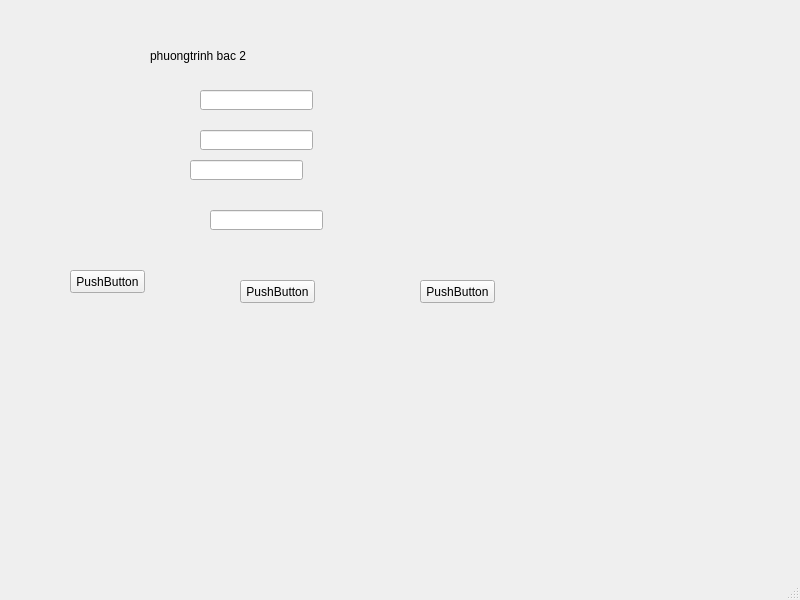
Before: the Qt Designer form ui/ptb2.ui in BuiDoKhanhTrinh/BTPTB2, drawn with Qt 5.
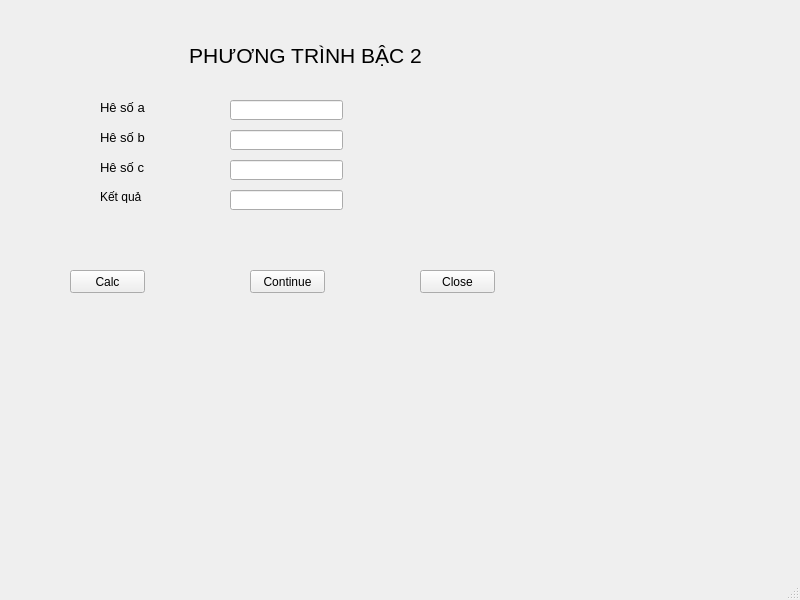
After: the same form once the commit is applied.

The edit to the form file:
```diff
--- a/ui/ptb2.ui
+++ b/ui/ptb2.ui
@@ -24,14 +24,14 @@
      </rect>
     </property>
     <property name="text">
-     <string>phuongtrinh bac 2</string>
+     <string>&lt;html&gt;&lt;head/&gt;&lt;body&gt;&lt;p align=&quot;center&quot;&gt;&lt;span style=&quot; font-size:16pt;&quot;&gt;PHƯƠNG TRÌNH BẬC 2&lt;/span&gt;&lt;/p&gt;&lt;/body&gt;&lt;/html&gt;</string>
     </property>
    </widget>
    <widget class="QLineEdit" name="lineEdit">
     <property name="geometry">
      <rect>
-      <x>200</x>
-      <y>90</y>
+      <x>230</x>
+      <y>100</y>
       <width>113</width>
       <height>20</height>
      </rect>
@@ -40,7 +40,7 @@
    <widget class="QLineEdit" name="lineEdit_2">
     <property name="geometry">
      <rect>
-      <x>200</x>
+      <x>230</x>
       <y>130</y>
       <width>113</width>
       <height>20</height>
@@ -50,7 +50,7 @@
    <widget class="QLineEdit" name="lineEdit_3">
     <property name="geometry">
      <rect>
-      <x>190</x>
+      <x>230</x>
       <y>160</y>
       <width>113</width>
       <height>20</height>
@@ -60,8 +60,8 @@
    <widget class="QLineEdit" name="lineEdit_4">
     <property name="geometry">
      <rect>
-      <x>210</x>
-      <y>210</y>
+      <x>230</x>
+      <y>190</y>
       <width>113</width>
       <height>20</height>
      </rect>
@@ -77,33 +77,85 @@
      </rect>
     </property>
     <property name="text">
-     <string>PushButton</string>
+     <string>Calc</string>
     </property>
    </widget>
    <widget class="QPushButton" name="pushButton_2">
     <property name="geometry">
      <rect>
-      <x>240</x>
-      <y>280</y>
+      <x>250</x>
+      <y>270</y>
       <width>75</width>
       <height>23</height>
      </rect>
     </property>
     <property name="text">
-     <string>PushButton</string>
+     <string>Continue</string>
     </property>
    </widget>
    <widget class="QPushButton" name="pushButton_3">
     <property name="geometry">
      <rect>
       <x>420</x>
-      <y>280</y>
+      <y>270</y>
       <width>75</width>
       <height>23</height>
      </rect>
     </property>
     <property name="text">
-     <string>PushButton</string>
+     <string>Close</string>
+    </property>
+   </widget>
+   <widget class="QLabel" name="label_2">
+    <property name="geometry">
+     <rect>
+      <x>100</x>
+      <y>100</y>
+      <width>47</width>
+      <height>13</height>
+     </rect>
+    </property>
+    <property name="text">
+     <string>&lt;html&gt;&lt;head/&gt;&lt;body&gt;&lt;p&gt;&lt;span style=&quot; font-size:10pt;&quot;&gt;Hệ số a&lt;/span&gt;&lt;/p&gt;&lt;/body&gt;&lt;/html&gt;</string>
+    </property>
+   </widget>
+   <widget class="QLabel" name="label_3">
+    <property name="geometry">
+     <rect>
+      <x>100</x>
+      <y>130</y>
+      <width>47</width>
+      <height>13</height>
+     </rect>
+    </property>
+    <property name="text">
+     <string>&lt;html&gt;&lt;head/&gt;&lt;body&gt;&lt;p&gt;&lt;span style=&quot; font-size:10pt;&quot;&gt;Hệ số b&lt;/span&gt;&lt;/p&gt;&lt;/body&gt;&lt;/html&gt;</string>
+    </property>
+   </widget>
+   <widget class="QLabel" name="label_4">
+    <property name="geometry">
+     <rect>
+      <x>100</x>
+      <y>160</y>
+      <width>47</width>
+      <height>13</height>
+     </rect>
+    </property>
+    <property name="text">
+     <string>&lt;html&gt;&lt;head/&gt;&lt;body&gt;&lt;p&gt;&lt;span style=&quot; font-size:10pt;&quot;&gt;Hệ số c&lt;/span&gt;&lt;/p&gt;&lt;/body&gt;&lt;/html&gt;</string>
+    </property>
+   </widget>
+   <widget class="QLabel" name="label_5">
+    <property name="geometry">
+     <rect>
+      <x>100</x>
+      <y>190</y>
+      <width>47</width>
+      <height>13</height>
+     </rect>
+    </property>
+    <property name="text">
+     <string>&lt;html&gt;&lt;head/&gt;&lt;body&gt;&lt;p&gt;Kết quả&lt;/p&gt;&lt;/body&gt;&lt;/html&gt;</string>
     </property>
    </widget>
   </widget>
```
Left out of the diff: 14 changed lines with no effect on the pictures.
